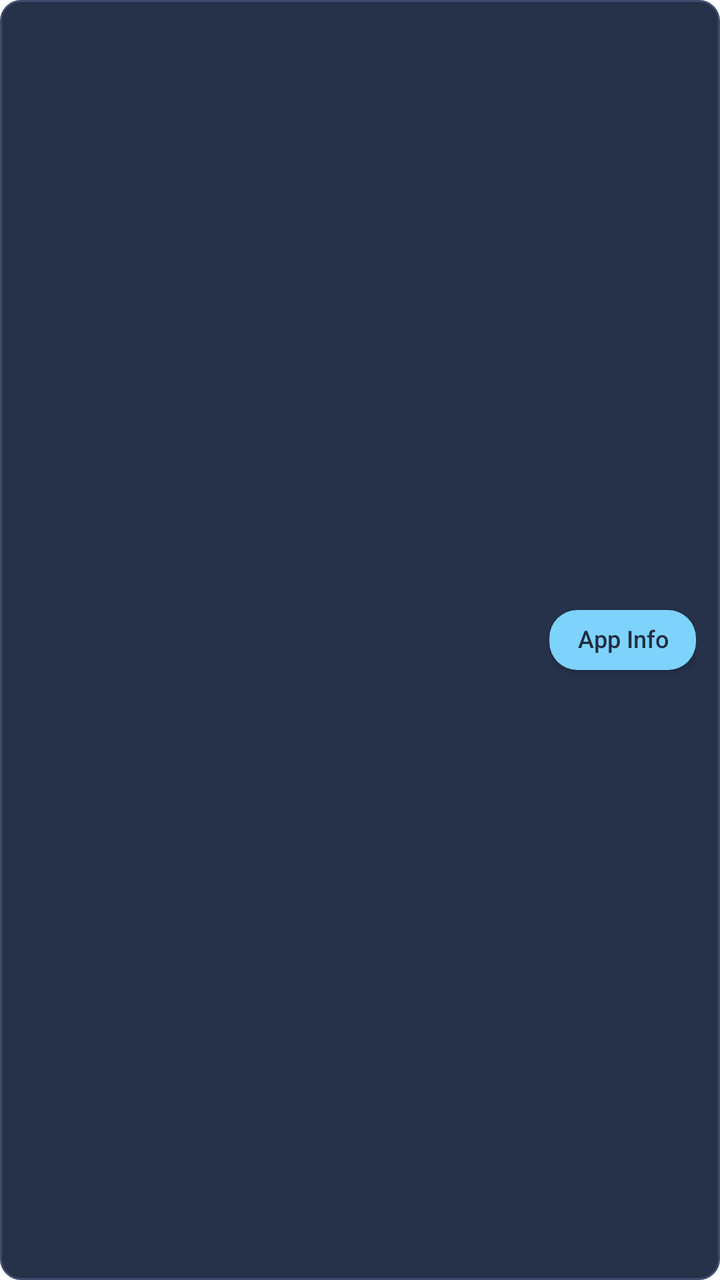
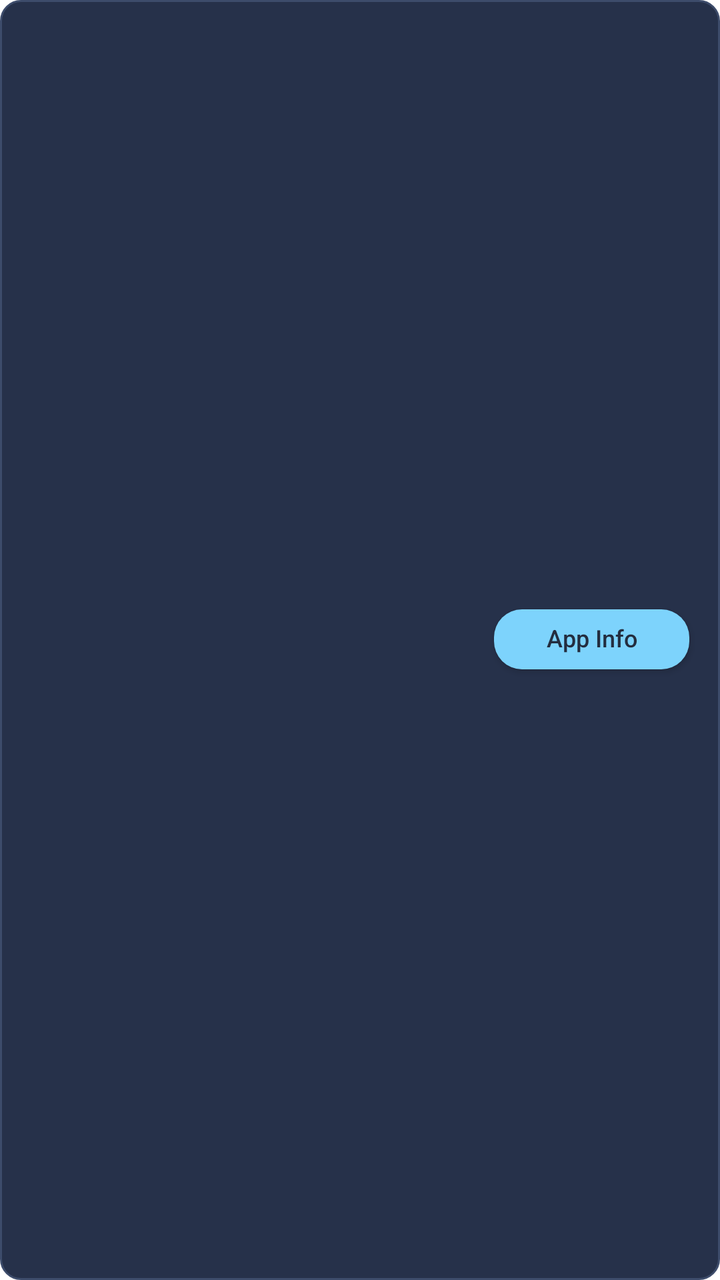

Two renders of the same Android screen: before a commit and after it. Below are the layout's source before the change and the commit's diff.
<!-- AndroidManifest.xml: application theme Theme.NihalHome -->
<!-- res/layout/item_sms_app.xml -->
<?xml version="1.0" encoding="utf-8"?>
<LinearLayout xmlns:android="http://schemas.android.com/apk/res/android"
    android:layout_width="match_parent"
    android:layout_height="wrap_content"
    android:orientation="horizontal"
    android:gravity="center_vertical"
    android:background="@drawable/bg_risk_row"
    android:paddingStart="12dp"
    android:paddingEnd="12dp"
    android:paddingTop="10dp"
    android:paddingBottom="10dp">

    <ImageView
        android:id="@+id/imageSmsAppIcon"
        android:layout_width="40dp"
        android:layout_height="40dp"
        android:adjustViewBounds="true"
        android:scaleType="fitCenter" />

    <View
        android:layout_width="10dp"
        android:layout_height="match_parent" />

    <LinearLayout
        android:layout_width="0dp"
        android:layout_height="wrap_content"
        android:layout_weight="1"
        android:orientation="vertical"
        android:gravity="center_vertical">

        <TextView
            android:id="@+id/textSmsAppName"
            android:layout_width="match_parent"
            android:layout_height="wrap_content"
            android:textColor="@color/onboarding_heading"
            android:textStyle="bold"
            android:textSize="14sp"
            android:maxLines="1"
            android:ellipsize="end"
            android:includeFontPadding="false" />

        <TextView
            android:id="@+id/textSmsAppPackage"
            android:layout_width="match_parent"
            android:layout_height="wrap_content"
            android:layout_marginTop="2dp"
            android:textColor="@color/terminal_text_dim"
            android:textSize="11sp"
            android:maxLines="1"
            android:ellipsize="end"
            android:includeFontPadding="false" />

    </LinearLayout>

    <View
        android:layout_width="10dp"
        android:layout_height="match_parent" />

    <Button
        android:id="@+id/buttonAppInfo"
        android:layout_width="wrap_content"
        android:layout_height="wrap_content"
        android:minWidth="0dp"
        android:minHeight="0dp"
        android:paddingStart="14dp"
        android:paddingEnd="14dp"
        android:paddingTop="8dp"
        android:paddingBottom="8dp"
        android:background="@drawable/bg_social_nav_button"
        android:text="@string/action_app_info"
        android:textAllCaps="false"
        android:textSize="12sp"
        android:textColor="@color/onboarding_button_text"
        android:includeFontPadding="false"
        android:elevation="0dp" />

</LinearLayout>
<!-- resources referenced by this layout -->
<resources>
  <color name="onboarding_button_text">#232D3F</color>
  <color name="onboarding_heading">#E2E8F0</color>
  <color name="terminal_text_dim">#4C7A9C</color>
  <!-- drawable bg_risk_row (drawable) -->
  <?xml version="1.0" encoding="utf-8"?>
  <ripple xmlns:android="http://schemas.android.com/apk/res/android"
      android:color="#33FFFFFF">
      <item>
          <shape android:shape="rectangle">
              <solid android:color="@color/risk_row_background" />
              <stroke
                  android:width="1dp"
                  android:color="@color/risk_row_border" />
              <corners android:radius="10dp" />
          </shape>
      </item>
  </ripple>
  <!-- drawable bg_social_nav_button (drawable) -->
  <?xml version="1.0" encoding="utf-8"?>
  <shape xmlns:android="http://schemas.android.com/apk/res/android"
      android:shape="rectangle">
      <solid android:color="@color/onboarding_accent" />
      <corners android:radius="14dp" />
  </shape>
  <string name="action_app_info">App Info</string>
  <style name="Theme.NihalHome" parent="android:Theme.Material.Light.NoActionBar">
          <item name="android:windowBackground">@android:color/white</item>
          <item name="android:statusBarColor">@android:color/white</item>
          <item name="android:navigationBarColor">@android:color/white</item>
          <item name="android:windowLightStatusBar">true</item>
      </style>
  <color name="risk_row_background">#26314A</color>
  <color name="risk_row_border">#3D4C6B</color>
  <color name="onboarding_accent">#7DD3FC</color>
</resources>

<!-- the commit's change to res/layout/item_sms_app.xml (unified diff, before → after) -->
@@ -1,77 +1,97 @@
 <?xml version="1.0" encoding="utf-8"?>
 <LinearLayout xmlns:android="http://schemas.android.com/apk/res/android"
     android:layout_width="match_parent"
-    android:layout_height="wrap_content"
-    android:orientation="horizontal"
-    android:gravity="center_vertical"
-    android:background="@drawable/bg_risk_row"
-    android:paddingStart="12dp"
-    android:paddingEnd="12dp"
-    android:paddingTop="10dp"
-    android:paddingBottom="10dp">
-
-    <ImageView
-        android:id="@+id/imageSmsAppIcon"
-        android:layout_width="40dp"
-        android:layout_height="40dp"
-        android:adjustViewBounds="true"
-        android:scaleType="fitCenter" />
+    android:layout_height="72dp"
+    android:orientation="vertical"
+    android:weightSum="100"
+    android:background="@drawable/bg_risk_row">
 
     <View
-        android:layout_width="10dp"
-        android:layout_height="match_parent" />
+        android:layout_width="match_parent"
+        android:layout_height="0dp"
+        android:layout_weight="18.3" />
 
     <LinearLayout
-        android:layout_width="0dp"
-        android:layout_height="wrap_content"
-        android:layout_weight="1"
-        android:orientation="vertical"
-        android:gravity="center_vertical">
+        android:layout_width="match_parent"
+        android:layout_height="0dp"
+        android:layout_weight="63.4"
+        android:orientation="horizontal"
+        android:weightSum="100">
 
-        <TextView
-            android:id="@+id/textSmsAppName"
-            android:layout_width="match_parent"
+        <View
+            android:layout_width="0dp"
+            android:layout_height="match_parent"
+            android:layout_weight="4.5" />
+
+        <ImageView
+            android:id="@+id/imageSmsAppIcon"
+            android:layout_width="0dp"
+            android:layout_height="match_parent"
+            android:layout_weight="14.5"
+            android:adjustViewBounds="true"
+            android:scaleType="fitCenter" />
+
+        <LinearLayout
+            android:layout_width="0dp"
+            android:layout_height="match_parent"
+            android:layout_weight="49.7"
+            android:orientation="vertical"
+            android:gravity="center_vertical">
+
+            <TextView
+                android:id="@+id/textSmsAppName"
+                android:layout_width="match_parent"
+                android:layout_height="wrap_content"
+                android:textColor="@color/onboarding_heading"
+                android:textStyle="bold"
+                android:textSize="14sp"
+                android:maxLines="1"
+                android:ellipsize="end"
+                android:includeFontPadding="false" />
+
+            <TextView
+                android:id="@+id/textSmsAppPackage"
+                android:layout_width="match_parent"
+                android:layout_height="wrap_content"
+                android:layout_marginTop="2dp"
+                android:textColor="@color/terminal_text_dim"
+                android:textSize="11sp"
+                android:maxLines="1"
+                android:ellipsize="end"
+                android:includeFontPadding="false" />
+
+        </LinearLayout>
+
+        <Button
+            android:id="@+id/buttonAppInfo"
+            android:layout_width="0dp"
             android:layout_height="wrap_content"
-            android:textColor="@color/onboarding_heading"
-            android:textStyle="bold"
-            android:textSize="14sp"
-            android:maxLines="1"
-            android:ellipsize="end"
-            android:includeFontPadding="false" />
+            android:layout_weight="27.1"
+            android:layout_gravity="center_vertical"
+            android:minWidth="0dp"
+            android:minHeight="0dp"
+            android:paddingStart="4dp"
+            android:paddingEnd="4dp"
+            android:paddingTop="8dp"
+            android:paddingBottom="8dp"
+            android:background="@drawable/bg_social_nav_button"
+            android:text="@string/action_app_info"
+            android:textAllCaps="false"
+            android:textSize="12sp"
+            android:textColor="@color/onboarding_button_text"
+            android:includeFontPadding="false"
+            android:elevation="0dp" />
 
-        <TextView
-            android:id="@+id/textSmsAppPackage"
-            android:layout_width="match_parent"
-            android:layout_height="wrap_content"
-            android:layout_marginTop="2dp"
-            android:textColor="@color/terminal_text_dim"
-            android:textSize="11sp"
-            android:maxLines="1"
-            android:ellipsize="end"
-            android:includeFontPadding="false" />
+        <View
+            android:layout_width="0dp"
+            android:layout_height="match_parent"
+            android:layout_weight="4.2" />
 
     </LinearLayout>
 
     <View
-        android:layout_width="10dp"
-        android:layout_height="match_parent" />
-
-    <Button
-        android:id="@+id/buttonAppInfo"
-        android:layout_width="wrap_content"
-        android:layout_height="wrap_content"
-        android:minWidth="0dp"
-        android:minHeight="0dp"
-        android:paddingStart="14dp"
-        android:paddingEnd="14dp"
-        android:paddingTop="8dp"
-        android:paddingBottom="8dp"
-        android:background="@drawable/bg_social_nav_button"
-        android:text="@string/action_app_info"
-        android:textAllCaps="false"
-        android:textSize="12sp"
-        android:textColor="@color/onboarding_button_text"
-        android:includeFontPadding="false"
-        android:elevation="0dp" />
+        android:layout_width="match_parent"
+        android:layout_height="0dp"
+        android:layout_weight="18.3" />
 
 </LinearLayout>
